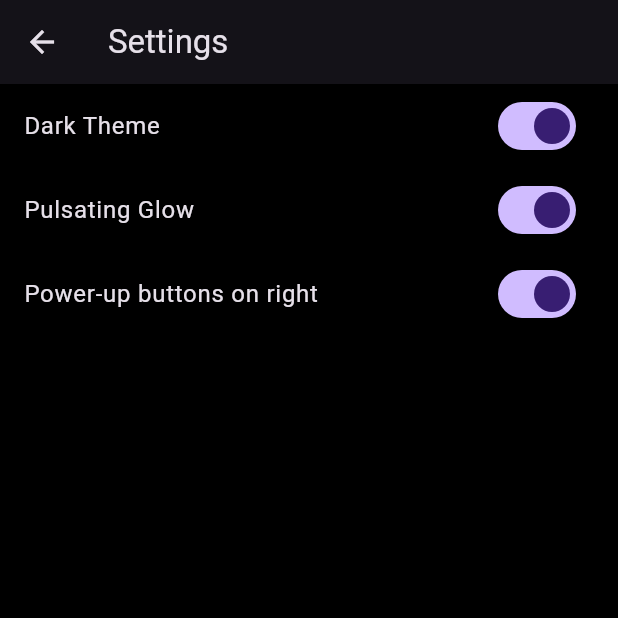
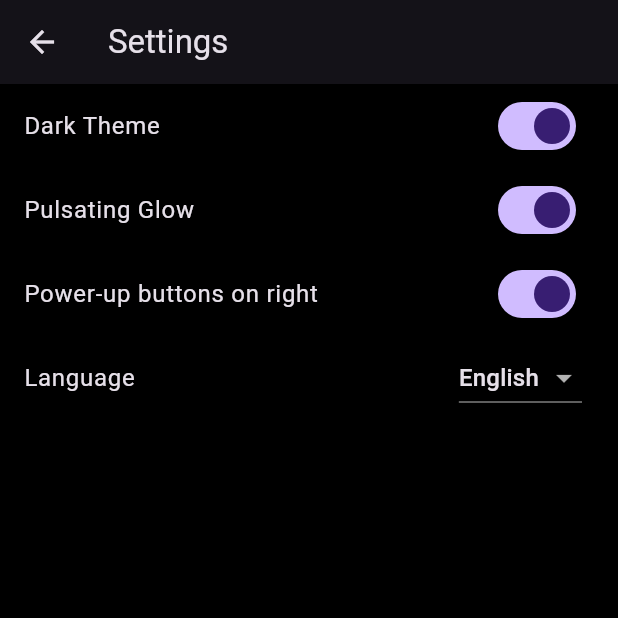
Before and after one commit to KMednikarov/Dot-Hunter, a Flutter app: the screen it shows after launch, after a tap on "Settings", on a phone screen of 412 x 824 dp, the top half of it. Run offline on Flutter 3.47's test engine with Material 3 defaults, Android fonts, the phone set to English and light mode, and no system bars; our stand-ins replace flutter_bloc, shared_preferences; generated files the repository leaves out were written again.

Commit message:
Add localization support and language selection

```diff
--- a/lib/main.dart
+++ b/lib/main.dart
@@ -1,4 +1,5 @@
 import 'package:flutter/material.dart';
+import 'package:flutter_gen/gen_l10n/app_localizations.dart';
 
 import 'main_menu_page.dart';
 
@@ -17,6 +18,7 @@ class _MyAppState extends State<MyApp> {
   ThemeMode _themeMode = ThemeMode.dark;
   bool _glowEnabled = true;
   bool _powerupButtonsRight = true;
+  Locale _locale = const Locale('en');
 
   void _updateTheme(bool isDark) {
     setState(() {
@@ -36,10 +38,19 @@ class _MyAppState extends State<MyApp> {
     });
   }
 
+  void _updateLocale(Locale locale) {
+    setState(() {
+      _locale = locale;
+    });
+  }
+
   @override
   Widget build(BuildContext context) {
     return MaterialApp(
-      title: 'Dot Hunter',
+      onGenerateTitle: (context) => AppLocalizations.of(context)!.appTitle,
+      locale: _locale,
+      localizationsDelegates: AppLocalizations.localizationsDelegates,
+      supportedLocales: AppLocalizations.supportedLocales,
       theme: ThemeData(
         brightness: Brightness.light,
         scaffoldBackgroundColor: Colors.white,
@@ -53,6 +64,8 @@ class _MyAppState extends State<MyApp> {
         onThemeChanged: _updateTheme,
         onGlowChanged: _updateGlow,
         onPowerupPositionChanged: _updatePowerupPosition,
+        onLocaleChanged: _updateLocale,
+        locale: _locale,
         isDark: _themeMode == ThemeMode.dark,
         glowEnabled: _glowEnabled,
         powerupButtonsRight: _powerupButtonsRight,
--- a/lib/main_menu_page.dart
+++ b/lib/main_menu_page.dart
@@ -1,4 +1,5 @@
 import 'package:flutter/material.dart';
+import 'package:flutter_gen/gen_l10n/app_localizations.dart';
 
 import 'game_page.dart';
 import 'leaderboard_page.dart';
@@ -12,6 +13,8 @@ class MainMenuPage extends StatefulWidget {
   final ValueChanged<bool> onThemeChanged;
   final ValueChanged<bool> onGlowChanged;
   final ValueChanged<bool> onPowerupPositionChanged;
+  final ValueChanged<Locale> onLocaleChanged;
+  final Locale locale;
 
   const MainMenuPage({
     super.key,
@@ -21,6 +24,8 @@ class MainMenuPage extends StatefulWidget {
     required this.isDark,
     required this.glowEnabled,
     required this.powerupButtonsRight,
+    required this.onLocaleChanged,
+    required this.locale,
   });
 
   @override
@@ -63,7 +68,7 @@ class _MainMenuPageState extends State<MainMenuPage>
               mainAxisSize: MainAxisSize.min,
               children: [
                 Text(
-                  'Dot ',
+                  '${AppLocalizations.of(context)!.dot} ',
                   style: TextStyle(
                     fontSize: 48,
                     fontWeight: FontWeight.bold,
@@ -76,7 +81,7 @@ class _MainMenuPageState extends State<MainMenuPage>
                   builder: (context, child) {
                     final blur = 10 + (_controller.value * 10);
                     return Text(
-                      'Hunter',
+                      AppLocalizations.of(context)!.hunter,
                       style: TextStyle(
                         fontSize: 48,
                         fontWeight: FontWeight.bold,
@@ -106,7 +111,7 @@ class _MainMenuPageState extends State<MainMenuPage>
                   ),
                 );
               },
-              child: const Text('Start Game'),
+              child: Text(AppLocalizations.of(context)!.startGame),
             ),
             const SizedBox(height: 20),
             ElevatedButton(
@@ -118,7 +123,7 @@ class _MainMenuPageState extends State<MainMenuPage>
                   ),
                 );
               },
-              child: const Text('Leaderboard'),
+              child: Text(AppLocalizations.of(context)!.leaderboard),
             ),
             const SizedBox(height: 20),
             ElevatedButton(
@@ -130,7 +135,7 @@ class _MainMenuPageState extends State<MainMenuPage>
                   ),
                 );
               },
-              child: const Text('Shop'),
+              child: Text(AppLocalizations.of(context)!.shop),
             ),
             const SizedBox(height: 20),
             ElevatedButton(
@@ -146,11 +151,13 @@ class _MainMenuPageState extends State<MainMenuPage>
                       onGlowChanged: widget.onGlowChanged,
                       onPowerupPositionChanged:
                           widget.onPowerupPositionChanged,
+                      onLocaleChanged: widget.onLocaleChanged,
+                      locale: widget.locale,
                     ),
                   ),
                 );
               },
-              child: const Text('Settings'),
+              child: Text(AppLocalizations.of(context)!.settings),
             ),
           ],
         ),
--- a/lib/settings_page.dart
+++ b/lib/settings_page.dart
@@ -1,4 +1,5 @@
 import 'package:flutter/material.dart';
+import 'package:flutter_gen/gen_l10n/app_localizations.dart';
 
 class SettingsPage extends StatefulWidget {
   final bool isDark;
@@ -7,6 +8,8 @@ class SettingsPage extends StatefulWidget {
   final ValueChanged<bool> onThemeChanged;
   final ValueChanged<bool> onGlowChanged;
   final ValueChanged<bool> onPowerupPositionChanged;
+  final ValueChanged<Locale> onLocaleChanged;
+  final Locale locale;
 
   const SettingsPage({
     super.key,
@@ -16,6 +19,8 @@ class SettingsPage extends StatefulWidget {
     required this.onGlowChanged,
     required this.powerupButtonsRight,
     required this.onPowerupPositionChanged,
+    required this.onLocaleChanged,
+    required this.locale,
   });
 
   @override
@@ -26,6 +31,7 @@ class _SettingsPageState extends State<SettingsPage> {
   late bool _isDark;
   late bool _glowEnabled;
   late bool _powerupButtonsRight;
+  late Locale _selectedLocale;
 
   @override
   void initState() {
@@ -33,18 +39,19 @@ class _SettingsPageState extends State<SettingsPage> {
     _isDark = widget.isDark;
     _glowEnabled = widget.glowEnabled;
     _powerupButtonsRight = widget.powerupButtonsRight;
+    _selectedLocale = widget.locale;
   }
 
   @override
   Widget build(BuildContext context) {
     return Scaffold(
       appBar: AppBar(
-        title: const Text('Settings'),
+        title: Text(AppLocalizations.of(context)!.settings),
       ),
       body: ListView(
         children: [
           SwitchListTile(
-            title: const Text('Dark Theme'),
+            title: Text(AppLocalizations.of(context)!.darkTheme),
             value: _isDark,
             onChanged: (value) {
               setState(() {
@@ -54,7 +61,7 @@ class _SettingsPageState extends State<SettingsPage> {
             },
           ),
           SwitchListTile(
-            title: const Text('Pulsating Glow'),
+            title: Text(AppLocalizations.of(context)!.pulsatingGlow),
             value: _glowEnabled,
             onChanged: (value) {
               setState(() {
@@ -64,7 +71,7 @@ class _SettingsPageState extends State<SettingsPage> {
             },
           ),
           SwitchListTile(
-            title: const Text('Power-up buttons on right'),
+            title: Text(AppLocalizations.of(context)!.powerupButtonsRight),
             value: _powerupButtonsRight,
             onChanged: (value) {
               setState(() {
@@ -73,6 +80,24 @@ class _SettingsPageState extends State<SettingsPage> {
               widget.onPowerupPositionChanged(value);
             },
           ),
+          ListTile(
+            title: Text(AppLocalizations.of(context)!.language),
+            trailing: DropdownButton<Locale>(
+              value: _selectedLocale,
+              items: const [
+                DropdownMenuItem(value: Locale('en'), child: Text('English')),
+                DropdownMenuItem(value: Locale('es'), child: Text('Español')),
+              ],
+              onChanged: (locale) {
+                if (locale != null) {
+                  setState(() {
+                    _selectedLocale = locale;
+                  });
+                  widget.onLocaleChanged(locale);
+                }
+              },
+            ),
+          ),
         ],
       ),
     );
```
Also changed, not shown: l10n/app_en.arb (added, +44 -0 lines), l10n/app_es.arb (added, +44 -0 lines), lib/game_page.dart (+8 -7 lines), lib/leaderboard_page.dart (+4 -3 lines), lib/shop_page.dart (+6 -5 lines), pubspec.yaml (+8 -0 lines).
